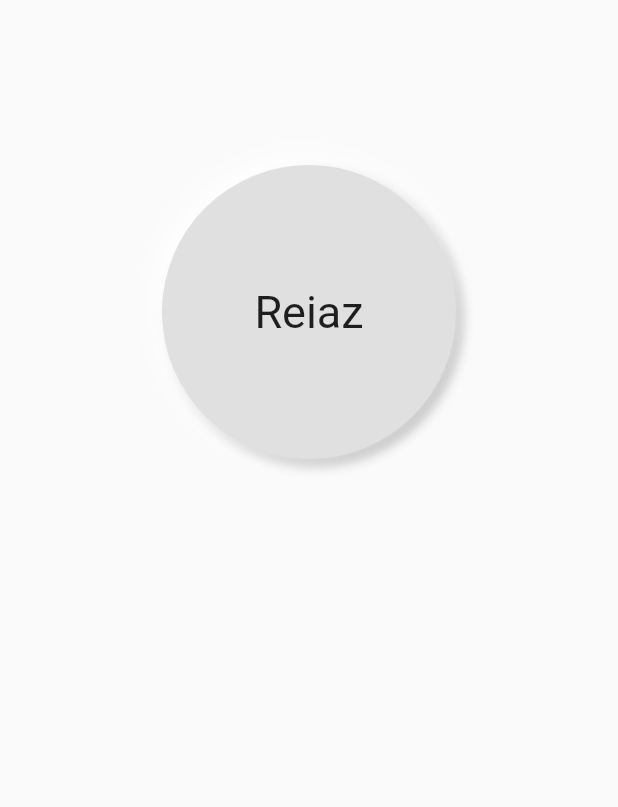
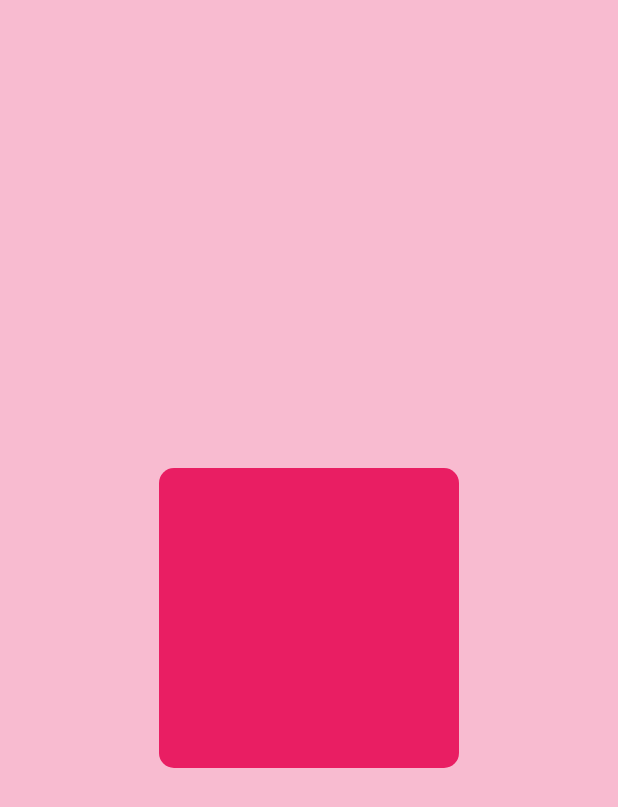
Before and after one commit to mrreiaz/flutter-in-mac, a Flutter app: the screen it shows after launch, on a phone screen of 412 x 824 dp. Shown: the top 807 px of the screen. Run offline on Flutter 3.47's test engine with Material 2 defaults, Android fonts, the light colour scheme and no system bars.

Commit message:
animated container

```diff
--- a/lib/home_page.dart
+++ b/lib/home_page.dart
@@ -1,43 +1,45 @@
 import 'package:flutter/material.dart';
 
-class HomePage extends StatelessWidget {
+class HomePage extends StatefulWidget {
   const HomePage({super.key});
 
   @override
+  State<HomePage> createState() => _HomePageState();
+}
+
+class _HomePageState extends State<HomePage> {
+  @override
+  double boxHight = 200.0;
+  double boxWidth = 200.0;
+
+  var boxColor = Colors.pink;
+
+  void _expandBox() {
+    setState(() {
+      boxHight = 300.0;
+      boxWidth = 300.0;
+    });
+  }
+
+  void _changeBoxColor() {
+    setState(() {
+      boxColor = Colors.deepPurple;
+    });
+  }
+
   Widget build(BuildContext context) {
     return Scaffold(
-      body: SafeArea(
-        child: Padding(
-          padding: const EdgeInsets.all(108.0),
-          child: Container(
-            child: Center(
-              child: Text(
-                'Reiaz',
-                style: TextStyle(
-                  fontSize: 30,
-                ),
-              ),
-            ),
-            height: 200,
-            width: 200,
+      backgroundColor: Colors.pink[100],
+      body: GestureDetector(
+        onTap: _changeBoxColor,
+        child: Center(
+          child: AnimatedContainer(
+            duration: Duration(seconds: 2),
+            height: boxHight,
+            width: boxWidth,
             decoration: BoxDecoration(
-              color: Colors.grey[300],
-              shape: BoxShape.circle,
-              //borderRadius: BorderRadius.circular(30),
-              boxShadow: [
-                BoxShadow(
-                  color: Colors.grey.shade400,
-                  offset: const Offset(4.0, 4.0),
-                  blurRadius: 5.0,
-                  spreadRadius: 1.0,
-                ),
-                const BoxShadow(
-                  color: Colors.white,
-                  offset: Offset(-4.0, -4.0),
-                  blurRadius: 15.0,
-                  spreadRadius: 1.0,
-                ),
-              ],
+              borderRadius: BorderRadius.circular(10),
+              color: boxColor,
             ),
           ),
         ),
```
